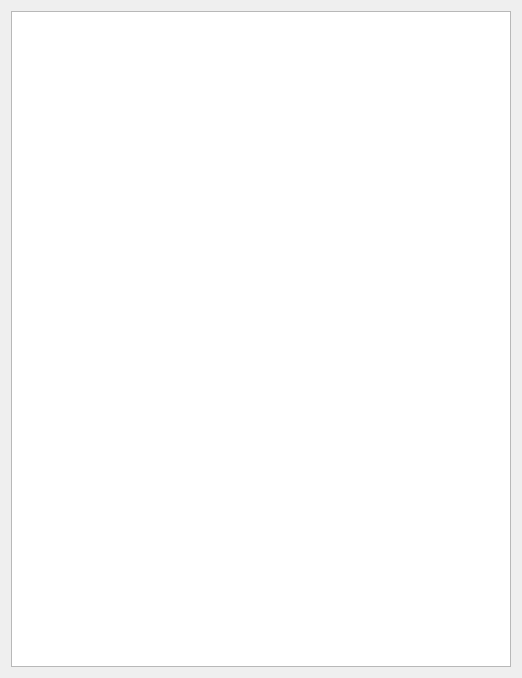
Old version of the form iblrig/gui/ui_tab_data.ui in the repository int-brain-lab/iblrig.
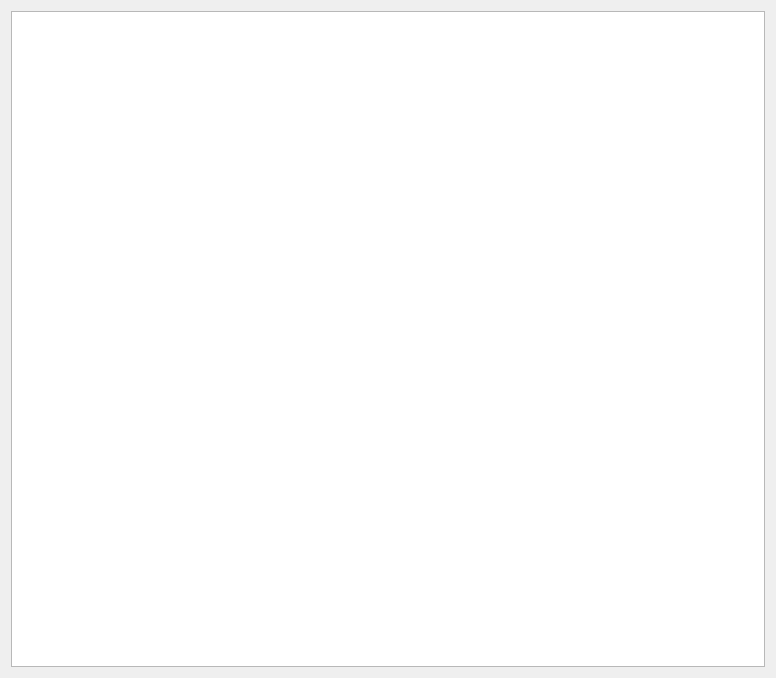
New version of the form.

Commit message: initial work on dataset table

The edit to the form file:
```diff
--- a/iblrig/gui/ui_tab_data.ui
+++ b/iblrig/gui/ui_tab_data.ui
@@ -6,7 +6,7 @@
    <rect>
     <x>0</x>
     <y>0</y>
-    <width>522</width>
+    <width>776</width>
     <height>678</height>
    </rect>
   </property>
@@ -15,7 +15,32 @@
   </property>
   <layout class="QVBoxLayout" name="verticalLayout">
    <item>
-    <widget class="QListView" name="listView"/>
+    <widget class="QTableView" name="tableView">
+     <property name="editTriggers">
+      <set>QAbstractItemView::NoEditTriggers</set>
+     </property>
+     <property name="alternatingRowColors">
+      <bool>true</bool>
+     </property>
+     <property name="selectionMode">
+      <enum>QAbstractItemView::SingleSelection</enum>
+     </property>
+     <property name="selectionBehavior">
+      <enum>QAbstractItemView::SelectRows</enum>
+     </property>
+     <property name="sortingEnabled">
+      <bool>true</bool>
+     </property>
+     <attribute name="horizontalHeaderCascadingSectionResizes">
+      <bool>true</bool>
+     </attribute>
+     <attribute name="horizontalHeaderStretchLastSection">
+      <bool>true</bool>
+     </attribute>
+     <attribute name="verticalHeaderVisible">
+      <bool>false</bool>
+     </attribute>
+    </widget>
    </item>
   </layout>
  </widget>
```
The commit also changes 2 other files.
